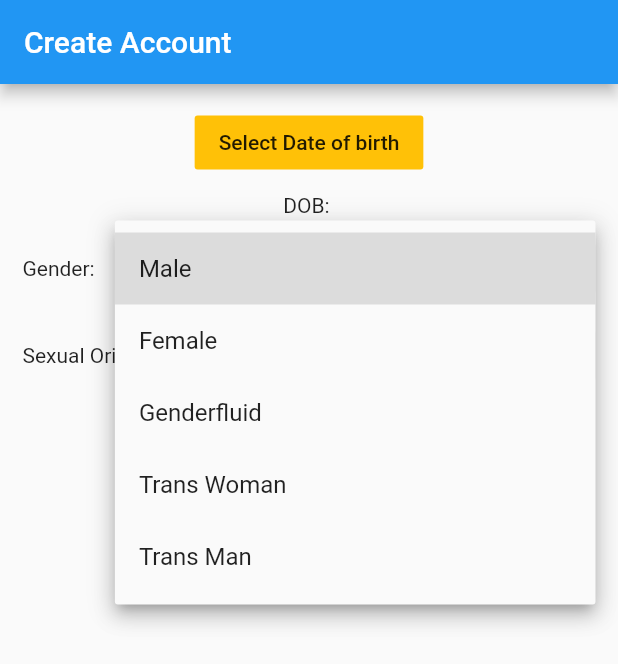
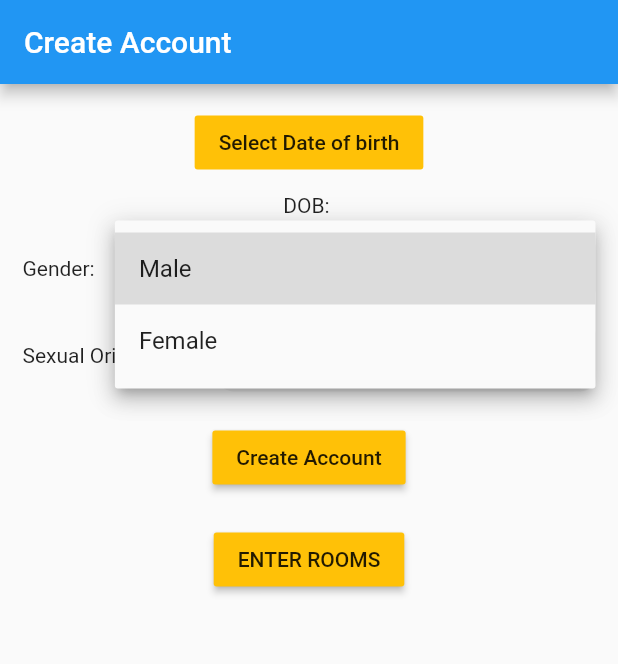
Before and after one commit to Emex4gman/websocket_futter_chat_app, a Flutter app: the screen it shows after launch, after a tap on "select genger", on a phone screen of 412 x 824 dp. Shown: the top 664 px of the screen. Run offline on Flutter 3.47's test engine with Material 2 defaults, Android fonts, the phone set to English and light mode, and no system bars; our stand-ins replace flutter_local_notifications, hive; missing offline and left inert: adhara_socket_io; accounts and stored records are empty.

Commit message:
minor fix

```diff
--- a/lib/main.dart
+++ b/lib/main.dart
@@ -1,5 +1,4 @@
 import 'package:flutter/material.dart';
-import 'package:websocket_futter_chat_app/screens/chat_screen.dart';
 import 'package:websocket_futter_chat_app/screens/create_account.dart';
 
 void main() => runApp(MyApp());
@@ -11,8 +10,7 @@ class MyApp extends StatelessWidget {
     return MaterialApp(
       debugShowCheckedModeBanner: false,
       title: title,
-      home: //Example(),
-          CreateAccount(),
+      home: CreateAccount(),
     );
   }
 }
--- a/lib/screens/chat_screen.dart
+++ b/lib/screens/chat_screen.dart
@@ -22,12 +22,11 @@ class _MyHomePageState extends State<ChatScreen> {
   DataBaseHelper _dataBaseHelper = DataBaseHelper();
   final SocketHelper _socketHelper = SocketHelper();
   TextEditingController _controller = TextEditingController();
-  String identifier = "";
-  String identifier2 = "";
+  String identifier = ""; //socket room identifier
+  String identifier2 = ""; //socket room identifier
   @override
   void initState() {
     super.initState();
-    // print(_dataBaseHelper.user.gender);
     joinChatRoom(_dataBaseHelper.user.gender.toLowerCase());
   }
 
--- a/lib/screens/create_account.dart
+++ b/lib/screens/create_account.dart
@@ -16,16 +16,11 @@ class _CreateAccountState extends State<CreateAccount> {
   final List<String> genderList = [
     'Male',
     'Female',
-    'Genderfluid',
-    'Trans Woman',
-    'Trans Man'
   ];
   final List<String> sexualOrintationList = [
     'Homosexual',
     'Hetrosexual',
     'Bisexual',
-    'Pansexual',
-    'Asexual'
   ];
   String gender = '';
   String sexualOrintation = '';
@@ -55,15 +50,9 @@ class _CreateAccountState extends State<CreateAccount> {
     await _dataBaseHelper.saveUser(user.toMap());
   }
 
-  pp() async {
-    // print((await _dataBaseHelper.getUser()).gender);
-    print("await _dataBaseHelper.getUser()");
-  }
-
   @override
   void initState() {
     super.initState();
-    pp();
   }
 
   @override
```
Also changed, not shown: lib/service/my_stream.dart (renamed from lib/my_stream.dart), lib/service/notification_helper.dart (renamed from lib/notification_helper.dart).
